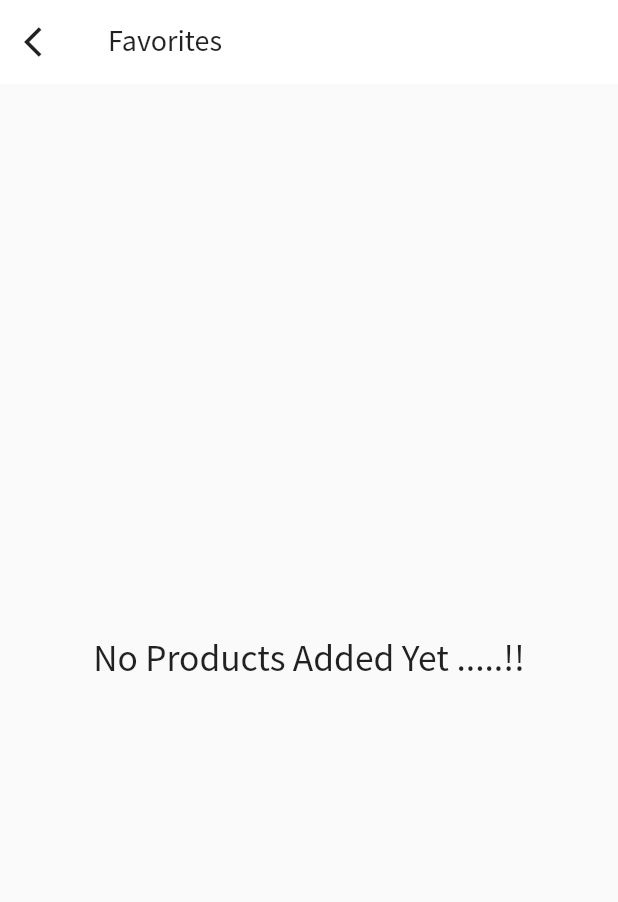
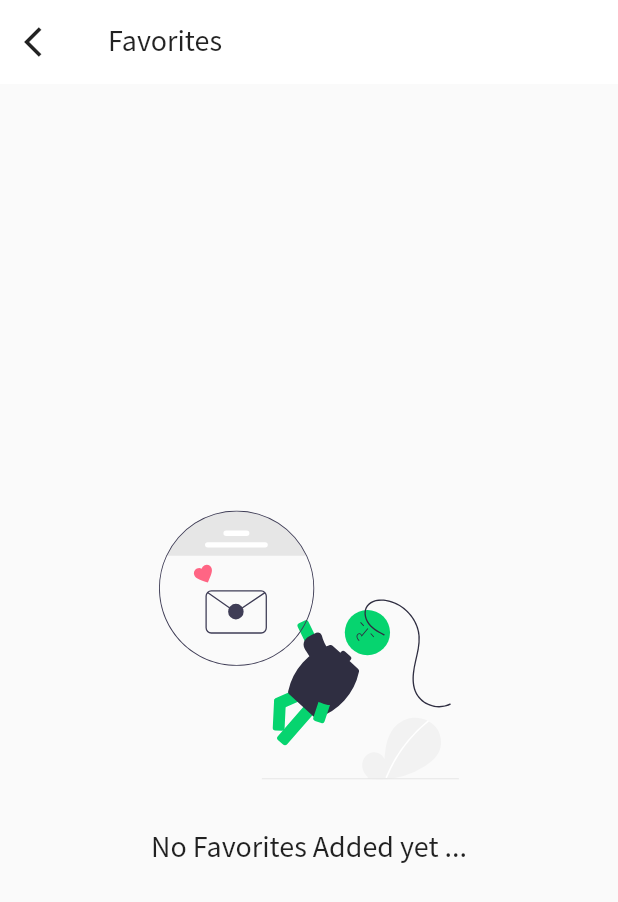
Before and after one commit to AliiElsayed/Ecommerce, a Flutter app: the screen it shows once a user with an empty profile is signed in, item 3 of the bottom bar chosen, after a tap on "Favorites", on a phone screen of 412 x 824 dp. Shown: the top 902 px of the screen. Run offline on Flutter 3.47's test engine with Material 2 defaults, Android fonts, the phone set to English and light mode, and no system bars; our stand-ins replace cloud_firestore, firebase_auth, firebase_core, flutter_slidable, flutter_svg, flutter_typeahead and 6 more; missing offline and left inert: flutter_facebook_login, status_change; accounts and stored records are empty; network calls fail.

Commit message:
Edit log in error

```diff
--- a/lib/main.dart
+++ b/lib/main.dart
@@ -1,10 +1,11 @@
 import 'file:///C:/Users/ali%20elsayed/AndroidStudioProjects/e_commerce/lib/helper/binding.dart';
+import 'package:e_commerce/view/auth/login_screen.dart';
 import 'package:firebase_core/firebase_core.dart';
 import 'package:flutter/material.dart';
 import 'package:get/get.dart';
 import 'view/control_view.dart';
 
-void main()  async {
+void main() async {
   WidgetsFlutterBinding.ensureInitialized();
 
   await Firebase.initializeApp();
@@ -16,11 +17,13 @@ class MyApp extends StatelessWidget {
   Widget build(BuildContext context) {
     return GetMaterialApp(
       debugShowCheckedModeBanner: false,
-      home:ControlView(),
+      home: ControlView(),
+      getPages: [
+        GetPage(name: '/loginScreen', page: () => LoginScreen()),
+      ],
       initialBinding: Binding(),
       theme: ThemeData(
         fontFamily: 'Source Sans Pro',
-
       ),
     );
   }
--- a/lib/view/cart_screen.dart
+++ b/lib/view/cart_screen.dart
@@ -166,7 +166,8 @@ class CartScreen extends StatelessWidget {
                                                 },
                                                 child: Container(
                                                     padding: EdgeInsets.only(
-                                                        bottom: 15.0),
+                                                      bottom: 15.0,
+                                                    ),
                                                     child:
                                                         Icon(Icons.minimize)),
                                               ),
--- a/lib/view/favorites_screen.dart
+++ b/lib/view/favorites_screen.dart
@@ -4,6 +4,7 @@ import 'package:e_commerce/view_model/cart_controller.dart';
 import 'package:e_commerce/view_model/favorites_controller.dart';
 import 'package:flutter/material.dart';
 import 'package:flutter_slidable/flutter_slidable.dart';
+import 'package:flutter_svg/svg.dart';
 import 'package:get/get.dart';
 
 import '../constants.dart';
@@ -37,10 +38,19 @@ class FavoritesScreen extends StatelessWidget {
                 child: CircularProgressIndicator(),
               )
             : favoritesController.allFavoriteProducts.isEmpty
-                ? CustomText(
-                    text: 'No Products Added Yet .....!!',
-                    size: 25.0,
-                    alignment: Alignment.center,
+                ? Column(
+                    mainAxisAlignment: MainAxisAlignment.center,
+                    children: [
+                      Container(
+                          height: 250.0,
+                          width: 200.0,
+                          child: SvgPicture.asset('assets/images/no_Fav.svg')),
+                      CustomText(
+                        text: 'No Favorites Added yet ...',
+                        size: 20.0,
+                        alignment: Alignment.center,
+                      ),
+                    ],
                   )
                 : Container(
                     child: ListView.builder(
--- a/lib/view/profile_screen.dart
+++ b/lib/view/profile_screen.dart
@@ -121,6 +121,8 @@ class ProfileScreen extends StatelessWidget {
                           tileTitle: 'Log Out',
                           iconImage: 'assets/icon_images/Icon_Exit.png',
                           onTilePressed: () {
+                            Navigator.of(context)
+                                .popAndPushNamed('/loginScreen');
                             controller.logOut();
                           },
                         ),
--- a/lib/view_model/search_controller.dart
+++ b/lib/view_model/search_controller.dart
@@ -9,8 +9,8 @@ class SearchController extends GetxController {
   List<ProductModel> searchResultList = [];
   ValueNotifier<bool> loading = ValueNotifier(false);
   TextEditingController typedValueController = TextEditingController();
-  List<String> allProductsNames =[];
-
+  List<String> allProductsNames = [];
+  GlobalKey<FormState> searchFormKey = GlobalKey<FormState>();
 
   @override
   void onInit() {
@@ -18,20 +18,24 @@ class SearchController extends GetxController {
     getAllProductsNames();
   }
 
-  getAllProductsNames(){
+  getAllProductsNames() {
     List<ProductModel> retrievedList =
         Get.find<HomeController>().ourAllProducts;
-    for (int i = 0; i < retrievedList.length; i++){
-     allProductsNames.add(retrievedList[i].name);
+    for (int i = 0; i < retrievedList.length; i++) {
+      allProductsNames.add(retrievedList[i].name);
     }
     print('Names retrived...................');
   }
+
   String removeTrailingWhiteSpace(String str) {
     return str.replaceFirst(new RegExp(r"\s+$"), "");
   }
+
   getSearchSuggestions(String typedText) {
-    return allProductsNames.where((item) =>
-        item.toLowerCase().contains(removeTrailingWhiteSpace(typedText).toLowerCase()))
+    return allProductsNames
+        .where((item) => item
+            .toLowerCase()
+            .contains(removeTrailingWhiteSpace(typedText).toLowerCase()))
         .toList();
   }
 
@@ -40,8 +44,9 @@ class SearchController extends GetxController {
       loading.value = true;
       searchResultList = Get.find<HomeController>()
           .ourAllProducts
-          .where((product) =>
-              product.name.toLowerCase().contains(removeTrailingWhiteSpace(searchText).toLowerCase()))
+          .where((product) => product.name
+              .toLowerCase()
+              .contains(removeTrailingWhiteSpace(searchText).toLowerCase()))
           .toList();
       Get.to(SearchResultViewer());
       loading.value = false;
```
Also changed, not shown: lib/view/home_screen.dart (+7 -3 lines), lib/view_model/cart_controller.dart (+5 -3 lines), assets/images/no_Fav.svg (added).
